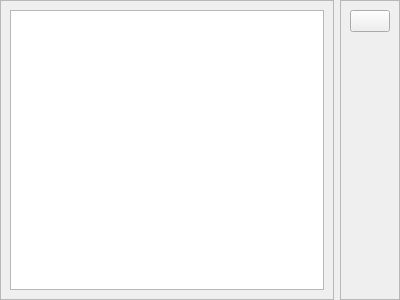
Above: data/ui/widgets/history.ui from brandonzorn/Nlight before the change. Below: the same form after it.
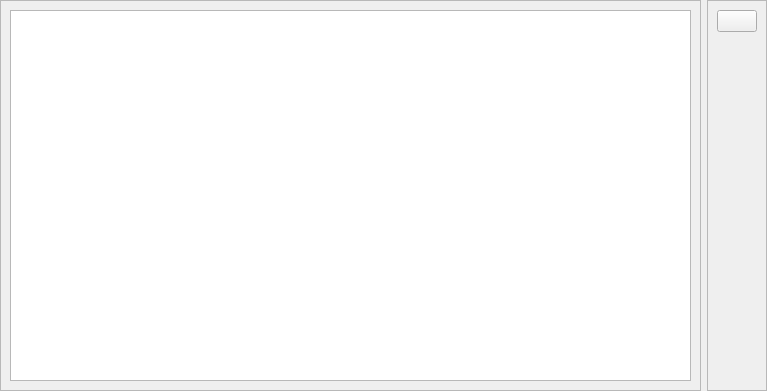
That is the form after the change. Custom widgets are drawn as their Qt base class.

The edit to the form file:
```diff
--- a/data/ui/widgets/history.ui
+++ b/data/ui/widgets/history.ui
@@ -6,8 +6,8 @@
    <rect>
     <x>0</x>
     <y>0</y>
-    <width>400</width>
-    <height>300</height>
+    <width>767</width>
+    <height>391</height>
    </rect>
   </property>
   <property name="locale">
@@ -40,12 +40,9 @@
         <property name="contextMenuPolicy">
          <enum>Qt::CustomContextMenu</enum>
         </property>
-        <property name="headerHidden">
-         <bool>true</bool>
-        </property>
-        <property name="columnCount">
-         <number>1</number>
-        </property>
+        <attribute name="headerVisible">
+         <bool>false</bool>
+        </attribute>
         <column>
          <property name="text">
           <string notr="true">1</string>
@@ -93,6 +90,18 @@
    </item>
   </layout>
  </widget>
+ <customwidgets>
+  <customwidget>
+   <class>PushButton</class>
+   <extends>QPushButton</extends>
+   <header>qfluentwidgets</header>
+  </customwidget>
+  <customwidget>
+   <class>TreeWidget</class>
+   <extends>QTreeWidget</extends>
+   <header>qfluentwidgets</header>
+  </customwidget>
+ </customwidgets>
  <resources/>
  <connections/>
 </ui>
```
Left out of the diff: 7 changed lines with no effect on the pictures.
